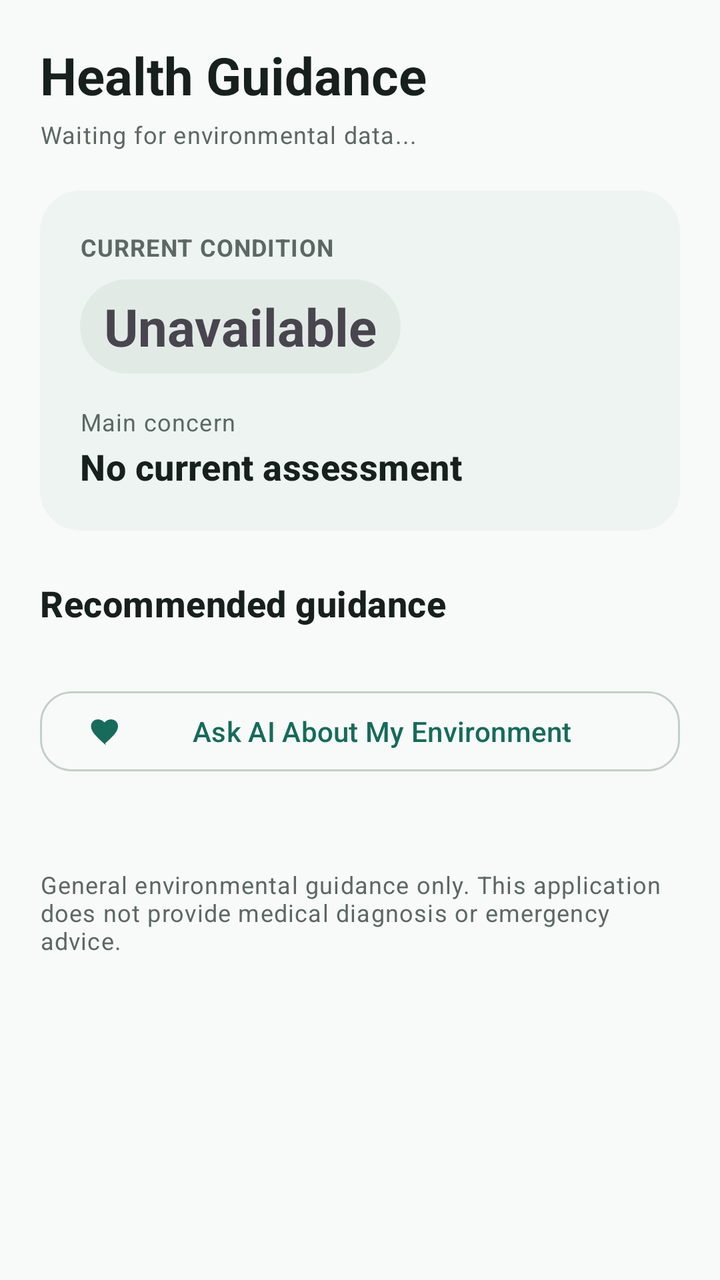
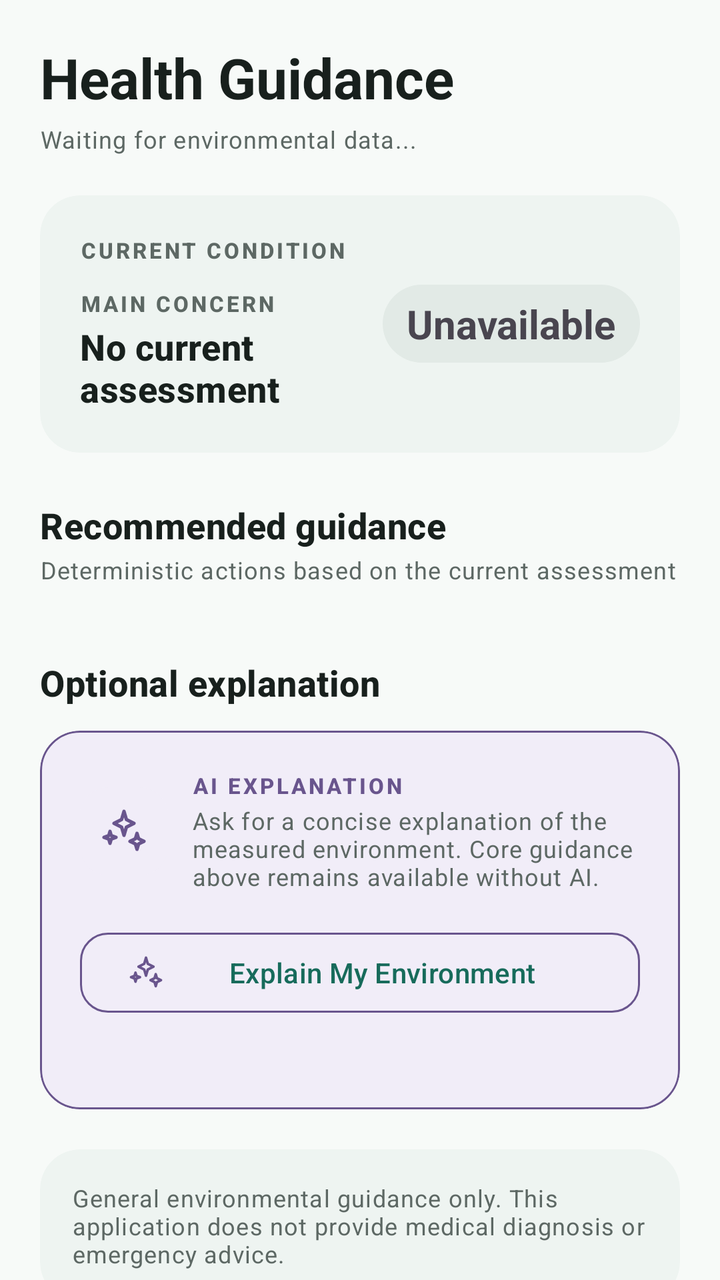

An Android layout rendered at two revisions. The XML below is the earlier revision; the diff shows what the commit changed to produce the second picture.
<!-- AndroidManifest.xml: application theme Theme.EnviroGuard -->
<!-- res/layout/fragment_guidance.xml -->
<?xml version="1.0" encoding="utf-8"?>
<androidx.core.widget.NestedScrollView
    xmlns:android="http://schemas.android.com/apk/res/android"
    xmlns:app="http://schemas.android.com/apk/res-auto"
    android:layout_width="match_parent"
    android:layout_height="match_parent"
    android:background="@color/ehm_background"
    android:clipToPadding="false">

    <LinearLayout
        android:layout_width="match_parent"
        android:layout_height="wrap_content"
        android:orientation="vertical"
        android:paddingStart="@dimen/page_padding"
        android:paddingTop="@dimen/space_20"
        android:paddingEnd="@dimen/page_padding"
        android:paddingBottom="104dp">

        <TextView android:layout_width="wrap_content" android:layout_height="wrap_content" android:text="Health Guidance" android:textAppearance="@style/TextAppearance.EHM.PageTitle" />
        <TextView android:id="@+id/tvGuidanceStatus" android:layout_width="match_parent" android:layout_height="wrap_content" android:layout_marginTop="@dimen/space_4" android:text="Waiting for environmental data..." android:textAppearance="@style/TextAppearance.EHM.Support" />

        <com.google.android.material.card.MaterialCardView
            style="@style/Widget.EHM.Card.Tonal"
            android:layout_width="match_parent"
            android:layout_height="wrap_content"
            android:layout_marginTop="@dimen/space_20">
            <LinearLayout android:layout_width="match_parent" android:layout_height="wrap_content" android:orientation="vertical" android:padding="@dimen/space_20">
                <TextView android:layout_width="wrap_content" android:layout_height="wrap_content" android:text="CURRENT CONDITION" android:textAppearance="@style/TextAppearance.EHM.Support" android:textStyle="bold" />
                <TextView android:id="@+id/tvGuidanceCondition" android:layout_width="wrap_content" android:layout_height="wrap_content" android:layout_marginTop="@dimen/space_8" android:background="@drawable/bg_condition_chip" android:text="Unavailable" android:textSize="26sp" android:textStyle="bold" />
                <TextView android:id="@+id/tvGuidanceConcernsLabel" android:layout_width="wrap_content" android:layout_height="wrap_content" android:layout_marginTop="@dimen/space_16" android:text="Main concern" android:textAppearance="@style/TextAppearance.EHM.Support" />
                <TextView android:id="@+id/tvGuidanceConcerns" android:layout_width="match_parent" android:layout_height="wrap_content" android:layout_marginTop="2dp" android:text="No current assessment" android:textAppearance="@style/TextAppearance.EHM.SectionTitle" />
            </LinearLayout>
        </com.google.android.material.card.MaterialCardView>

        <TextView android:layout_width="wrap_content" android:layout_height="wrap_content" android:layout_marginTop="@dimen/space_24" android:layout_marginBottom="@dimen/space_12" android:text="Recommended guidance" android:textAppearance="@style/TextAppearance.EHM.SectionTitle" />
        <LinearLayout android:id="@+id/guidanceContainer" android:layout_width="match_parent" android:layout_height="wrap_content" android:orientation="vertical" />

        <com.google.android.material.button.MaterialButton
            android:id="@+id/btnAskAi"
            style="@style/Widget.EHM.Button.Outlined"
            android:layout_width="match_parent"
            android:layout_height="wrap_content"
            android:layout_marginTop="@dimen/space_16"
            android:text="Ask AI About My Environment"
            app:icon="@drawable/ic_guidance" />

        <TextView android:id="@+id/tvAiStatus" android:layout_width="match_parent" android:layout_height="wrap_content" android:layout_marginTop="@dimen/space_8" android:gravity="center" android:text="" android:textAppearance="@style/TextAppearance.EHM.Support" />

        <com.google.android.material.progressindicator.CircularProgressIndicator
            android:id="@+id/aiLoading"
            android:layout_width="32dp"
            android:layout_height="32dp"
            android:layout_gravity="center_horizontal"
            android:layout_marginTop="@dimen/space_8"
            android:indeterminate="true"
            android:visibility="gone" />

        <com.google.android.material.card.MaterialCardView
            android:id="@+id/cardAiExplanation"
            style="@style/Widget.EHM.Card.Tonal"
            android:layout_width="match_parent"
            android:layout_height="wrap_content"
            android:layout_marginTop="@dimen/space_12"
            android:visibility="gone">
            <LinearLayout
                android:layout_width="match_parent"
                android:layout_height="wrap_content"
                android:orientation="vertical"
                android:padding="@dimen/space_20">
                <TextView
                    android:id="@+id/tvAiExplanationLabel"
                    android:layout_width="match_parent"
                    android:layout_height="wrap_content"
                    android:text="@string/ai_explanation_live_label"
                    android:textAppearance="@style/TextAppearance.EHM.Support"
                    android:textStyle="bold" />
                <TextView
                    android:id="@+id/tvAiExplanation"
                    android:layout_width="match_parent"
                    android:layout_height="wrap_content"
                    android:layout_marginTop="@dimen/space_8"
                    android:textAppearance="@style/TextAppearance.EHM.Body" />
            </LinearLayout>
        </com.google.android.material.card.MaterialCardView>

        <TextView android:layout_width="match_parent" android:layout_height="wrap_content" android:layout_marginTop="@dimen/space_20" android:text="General environmental guidance only. This application does not provide medical diagnosis or emergency advice." android:textAppearance="@style/TextAppearance.EHM.Support" />
    </LinearLayout>
</androidx.core.widget.NestedScrollView>
<!-- resources referenced by this layout -->
<resources>
  <!-- drawable ic_guidance (drawable) -->
  <vector xmlns:android="http://schemas.android.com/apk/res/android" android:width="24dp" android:height="24dp" android:viewportWidth="24" android:viewportHeight="24">
      <path android:fillColor="@color/ehm_on_surface_variant" android:pathData="M12,21.35l-1.45,-1.32C5.4,15.36 2,12.28 2,8.5A4.5,4.5 0,0 1,6.5 4c1.74,0 3.41,0.81 4.5,2.09A6.01,6.01 0,0 1,15.5 4A4.5,4.5 0,0 1,20 8.5c0,3.78 -3.4,6.86 -8.55,11.54z" />
  </vector>
  <style name="TextAppearance.EHM.PageTitle" parent="TextAppearance.Material3.HeadlineSmall">
          <item name="android:textSize">26sp</item>
          <item name="android:textColor">@color/ehm_on_surface</item>
          <item name="android:textStyle">bold</item>
      </style>
  <style name="Widget.EHM.Button.Outlined" parent="Widget.Material3.Button.OutlinedButton">
          <item name="cornerRadius">16dp</item>
          <item name="android:minHeight">48dp</item>
      </style>
  <style name="Widget.EHM.Card.Tonal" parent="Widget.EHM.Card">
          <item name="cardBackgroundColor">@color/ehm_surface_tonal</item>
      </style>
  <style name="Widget.EHM.Card" parent="Widget.Material3.CardView.Filled">
          <item name="cardCornerRadius">@dimen/card_radius</item>
          <item name="cardElevation">0dp</item>
          <item name="cardBackgroundColor">@color/ehm_surface</item>
          <item name="strokeColor">@color/ehm_outline</item>
          <item name="strokeWidth">0dp</item>
      </style>
  <style name="Base.Theme.EnviroGuard" parent="Theme.Material3.DayNight.NoActionBar">
          <item name="colorPrimary">@color/ehm_primary</item>
          <item name="colorOnPrimary">@color/ehm_on_primary</item>
          <item name="colorPrimaryContainer">@color/ehm_primary_container</item>
          <item name="colorOnPrimaryContainer">@color/ehm_on_primary_container</item>
          <item name="colorSecondary">@color/ehm_secondary</item>
          <item name="colorSurface">@color/ehm_surface</item>
          <item name="colorSurfaceVariant">@color/ehm_surface_variant</item>
          <item name="colorOnSurface">@color/ehm_on_surface</item>
          <item name="colorOnSurfaceVariant">@color/ehm_on_surface_variant</item>
          <item name="colorOutline">@color/ehm_outline</item>
          <item name="colorError">@color/ehm_error</item>
          <item name="android:colorBackground">@color/ehm_background</item>
          <item name="android:windowLightStatusBar">true</item>
          <item name="android:statusBarColor">@color/ehm_background</item>
          <item name="android:navigationBarColor">@color/ehm_surface</item>
      </style>
  <!-- unchanged entries left out for length: 27 -->
</resources>

<!-- the commit's change to res/layout/fragment_guidance.xml (unified diff, before → after) -->
@@ -1,88 +1,51 @@
 <?xml version="1.0" encoding="utf-8"?>
-<androidx.core.widget.NestedScrollView
-    xmlns:android="http://schemas.android.com/apk/res/android"
-    xmlns:app="http://schemas.android.com/apk/res-auto"
-    android:layout_width="match_parent"
-    android:layout_height="match_parent"
-    android:background="@color/ehm_background"
-    android:clipToPadding="false">
-
-    <LinearLayout
-        android:layout_width="match_parent"
-        android:layout_height="wrap_content"
-        android:orientation="vertical"
-        android:paddingStart="@dimen/page_padding"
-        android:paddingTop="@dimen/space_20"
-        android:paddingEnd="@dimen/page_padding"
-        android:paddingBottom="104dp">
-
+<androidx.core.widget.NestedScrollView xmlns:android="http://schemas.android.com/apk/res/android" xmlns:app="http://schemas.android.com/apk/res-auto" android:layout_width="match_parent" android:layout_height="match_parent" android:background="@color/ehm_background" android:clipToPadding="false">
+    <LinearLayout android:layout_width="match_parent" android:layout_height="wrap_content" android:orientation="vertical" android:paddingStart="@dimen/page_padding" android:paddingTop="@dimen/space_20" android:paddingEnd="@dimen/page_padding" android:paddingBottom="@dimen/space_24">
         <TextView android:layout_width="wrap_content" android:layout_height="wrap_content" android:text="Health Guidance" android:textAppearance="@style/TextAppearance.EHM.PageTitle" />
         <TextView android:id="@+id/tvGuidanceStatus" android:layout_width="match_parent" android:layout_height="wrap_content" android:layout_marginTop="@dimen/space_4" android:text="Waiting for environmental data..." android:textAppearance="@style/TextAppearance.EHM.Support" />
 
-        <com.google.android.material.card.MaterialCardView
-            style="@style/Widget.EHM.Card.Tonal"
-            android:layout_width="match_parent"
-            android:layout_height="wrap_content"
-            android:layout_marginTop="@dimen/space_20">
-            <LinearLayout android:layout_width="match_parent" android:layout_height="wrap_content" android:orientation="vertical" android:padding="@dimen/space_20">
-                <TextView android:layout_width="wrap_content" android:layout_height="wrap_content" android:text="CURRENT CONDITION" android:textAppearance="@style/TextAppearance.EHM.Support" android:textStyle="bold" />
-                <TextView android:id="@+id/tvGuidanceCondition" android:layout_width="wrap_content" android:layout_height="wrap_content" android:layout_marginTop="@dimen/space_8" android:background="@drawable/bg_condition_chip" android:text="Unavailable" android:textSize="26sp" android:textStyle="bold" />
-                <TextView android:id="@+id/tvGuidanceConcernsLabel" android:layout_width="wrap_content" android:layout_height="wrap_content" android:layout_marginTop="@dimen/space_16" android:text="Main concern" android:textAppearance="@style/TextAppearance.EHM.Support" />
-                <TextView android:id="@+id/tvGuidanceConcerns" android:layout_width="match_parent" android:layout_height="wrap_content" android:layout_marginTop="2dp" android:text="No current assessment" android:textAppearance="@style/TextAppearance.EHM.SectionTitle" />
+        <com.google.android.material.card.MaterialCardView style="@style/Widget.EHM.Card.Tonal" android:layout_width="match_parent" android:layout_height="wrap_content" android:layout_marginTop="@dimen/space_20">
+            <LinearLayout android:layout_width="match_parent" android:layout_height="wrap_content" android:orientation="vertical" android:padding="@dimen/card_padding_large">
+                <LinearLayout android:layout_width="match_parent" android:layout_height="wrap_content" android:gravity="center_vertical" android:orientation="horizontal">
+                    <LinearLayout android:layout_width="0dp" android:layout_height="wrap_content" android:layout_weight="1" android:orientation="vertical">
+                        <TextView android:layout_width="wrap_content" android:layout_height="wrap_content" android:text="CURRENT CONDITION" android:textAppearance="@style/TextAppearance.EHM.Eyebrow" />
+                        <TextView android:id="@+id/tvGuidanceConcernsLabel" android:layout_width="wrap_content" android:layout_height="wrap_content" android:layout_marginTop="@dimen/space_12" android:text="MAIN CONCERN" android:textAppearance="@style/TextAppearance.EHM.Eyebrow" />
+                        <TextView android:id="@+id/tvGuidanceConcerns" android:layout_width="match_parent" android:layout_height="wrap_content" android:layout_marginTop="2dp" android:text="No current assessment" android:textAppearance="@style/TextAppearance.EHM.SectionTitle" />
+                    </LinearLayout>
+                    <TextView android:id="@+id/tvGuidanceCondition" android:layout_width="wrap_content" android:layout_height="wrap_content" android:layout_marginStart="@dimen/space_12" android:background="@drawable/bg_condition_chip" android:text="Unavailable" android:textSize="20sp" android:textStyle="bold" />
+                </LinearLayout>
             </LinearLayout>
         </com.google.android.material.card.MaterialCardView>
 
-        <TextView android:layout_width="wrap_content" android:layout_height="wrap_content" android:layout_marginTop="@dimen/space_24" android:layout_marginBottom="@dimen/space_12" android:text="Recommended guidance" android:textAppearance="@style/TextAppearance.EHM.SectionTitle" />
+        <TextView android:layout_width="wrap_content" android:layout_height="wrap_content" android:layout_marginTop="@dimen/space_24" android:text="Recommended guidance" android:textAppearance="@style/TextAppearance.EHM.SectionTitle" />
+        <TextView android:layout_width="wrap_content" android:layout_height="wrap_content" android:layout_marginTop="2dp" android:layout_marginBottom="@dimen/space_12" android:text="Deterministic actions based on the current assessment" android:textAppearance="@style/TextAppearance.EHM.Support" />
         <LinearLayout android:id="@+id/guidanceContainer" android:layout_width="match_parent" android:layout_height="wrap_content" android:orientation="vertical" />
 
-        <com.google.android.material.button.MaterialButton
-            android:id="@+id/btnAskAi"
-            style="@style/Widget.EHM.Button.Outlined"
-            android:layout_width="match_parent"
-            android:layout_height="wrap_content"
-            android:layout_marginTop="@dimen/space_16"
-            android:text="Ask AI About My Environment"
-            app:icon="@drawable/ic_guidance" />
-
-        <TextView android:id="@+id/tvAiStatus" android:layout_width="match_parent" android:layout_height="wrap_content" android:layout_marginTop="@dimen/space_8" android:gravity="center" android:text="" android:textAppearance="@style/TextAppearance.EHM.Support" />
-
-        <com.google.android.material.progressindicator.CircularProgressIndicator
-            android:id="@+id/aiLoading"
-            android:layout_width="32dp"
-            android:layout_height="32dp"
-            android:layout_gravity="center_horizontal"
-            android:layout_marginTop="@dimen/space_8"
-            android:indeterminate="true"
-            android:visibility="gone" />
-
-        <com.google.android.material.card.MaterialCardView
-            android:id="@+id/cardAiExplanation"
-            style="@style/Widget.EHM.Card.Tonal"
-            android:layout_width="match_parent"
-            android:layout_height="wrap_content"
-            android:layout_marginTop="@dimen/space_12"
-            android:visibility="gone">
-            <LinearLayout
-                android:layout_width="match_parent"
-                android:layout_height="wrap_content"
-                android:orientation="vertical"
-                android:padding="@dimen/space_20">
-                <TextView
-                    android:id="@+id/tvAiExplanationLabel"
-                    android:layout_width="match_parent"
-                    android:layout_height="wrap_content"
-                    android:text="@string/ai_explanation_live_label"
-                    android:textAppearance="@style/TextAppearance.EHM.Support"
-                    android:textStyle="bold" />
-                <TextView
-                    android:id="@+id/tvAiExplanation"
-                    android:layout_width="match_parent"
-                    android:layout_height="wrap_content"
-                    android:layout_marginTop="@dimen/space_8"
-                    android:textAppearance="@style/TextAppearance.EHM.Body" />
+        <TextView android:layout_width="wrap_content" android:layout_height="wrap_content" android:layout_marginTop="@dimen/space_24" android:text="Optional explanation" android:textAppearance="@style/TextAppearance.EHM.SectionTitle" />
+        <com.google.android.material.card.MaterialCardView style="@style/Widget.EHM.Card.Ai" android:layout_width="match_parent" android:layout_height="wrap_content" android:layout_marginTop="@dimen/space_12">
+            <LinearLayout android:layout_width="match_parent" android:layout_height="wrap_content" android:orientation="vertical" android:padding="@dimen/card_padding_large">
+                <LinearLayout android:layout_width="match_parent" android:layout_height="wrap_content" android:gravity="center_vertical" android:orientation="horizontal">
+                    <ImageView android:layout_width="@dimen/icon_container_size" android:layout_height="@dimen/icon_container_size" android:background="@drawable/bg_icon_container" android:backgroundTint="@color/ehm_ai_container" android:contentDescription="AI explanation" android:padding="10dp" android:src="@drawable/ic_spark" />
+                    <LinearLayout android:layout_width="0dp" android:layout_height="wrap_content" android:layout_marginStart="@dimen/space_12" android:layout_weight="1" android:orientation="vertical">
+                        <TextView android:layout_width="wrap_content" android:layout_height="wrap_content" android:text="AI EXPLANATION" android:textAppearance="@style/TextAppearance.EHM.Eyebrow" android:textColor="@color/ehm_ai_accent" />
+                        <TextView android:layout_width="match_parent" android:layout_height="wrap_content" android:layout_marginTop="2dp" android:text="Ask for a concise explanation of the measured environment. Core guidance above remains available without AI." android:textAppearance="@style/TextAppearance.EHM.Support" />
+                    </LinearLayout>
+                </LinearLayout>
+                <com.google.android.material.button.MaterialButton android:id="@+id/btnAskAi" style="@style/Widget.EHM.Button.Outlined" android:layout_width="match_parent" android:layout_height="wrap_content" android:layout_marginTop="@dimen/space_16" android:text="Explain My Environment" app:icon="@drawable/ic_spark" app:iconTint="@color/ehm_ai_accent" app:strokeColor="@color/ehm_ai_accent" />
+                <TextView android:id="@+id/tvAiStatus" android:layout_width="match_parent" android:layout_height="wrap_content" android:layout_marginTop="@dimen/space_8" android:gravity="center" android:text="" android:textAppearance="@style/TextAppearance.EHM.Support" />
+                <com.google.android.material.progressindicator.CircularProgressIndicator android:id="@+id/aiLoading" android:layout_width="32dp" android:layout_height="32dp" android:layout_gravity="center_horizontal" android:layout_marginTop="@dimen/space_8" android:indeterminate="true" android:visibility="gone" app:indicatorColor="@color/ehm_ai_accent" />
             </LinearLayout>
         </com.google.android.material.card.MaterialCardView>
 
-        <TextView android:layout_width="match_parent" android:layout_height="wrap_content" android:layout_marginTop="@dimen/space_20" android:text="General environmental guidance only. This application does not provide medical diagnosis or emergency advice." android:textAppearance="@style/TextAppearance.EHM.Support" />
+        <com.google.android.material.card.MaterialCardView android:id="@+id/cardAiExplanation" style="@style/Widget.EHM.Card.Ai" android:layout_width="match_parent" android:layout_height="wrap_content" android:layout_marginTop="@dimen/space_12" android:visibility="gone">
+            <LinearLayout android:layout_width="match_parent" android:layout_height="wrap_content" android:orientation="vertical" android:padding="@dimen/card_padding_large">
+                <TextView android:id="@+id/tvAiExplanationLabel" android:layout_width="match_parent" android:layout_height="wrap_content" android:text="@string/ai_explanation_live_label" android:textAppearance="@style/TextAppearance.EHM.Eyebrow" android:textColor="@color/ehm_ai_accent" />
+                <TextView android:id="@+id/tvAiExplanation" android:layout_width="match_parent" android:layout_height="wrap_content" android:layout_marginTop="@dimen/space_8" android:textAppearance="@style/TextAppearance.EHM.Body" />
+            </LinearLayout>
+        </com.google.android.material.card.MaterialCardView>
+
+        <com.google.android.material.card.MaterialCardView style="@style/Widget.EHM.Card.Tonal" android:layout_width="match_parent" android:layout_height="wrap_content" android:layout_marginTop="@dimen/space_20">
+            <TextView android:layout_width="match_parent" android:layout_height="wrap_content" android:padding="@dimen/card_padding" android:text="General environmental guidance only. This application does not provide medical diagnosis or emergency advice." android:textAppearance="@style/TextAppearance.EHM.Support" />
+        </com.google.android.material.card.MaterialCardView>
     </LinearLayout>
 </androidx.core.widget.NestedScrollView>
<!-- resource entries referenced after the edit -->
@@ -1,27 +1,53 @@
 <!-- resources referenced by this layout -->
 <resources>
-  <!-- drawable ic_guidance (drawable) -->
+  <color name="ehm_ai_accent">#69558D</color>
+  <color name="ehm_ai_container">#F1EDF8</color>
+  <dimen name="card_padding">16dp</dimen>
+  <dimen name="card_padding_large">20dp</dimen>
+  <dimen name="icon_container_size">44dp</dimen>
+  <!-- drawable bg_icon_container (drawable) -->
+  <?xml version="1.0" encoding="utf-8"?>
+  <shape xmlns:android="http://schemas.android.com/apk/res/android" android:shape="rectangle">
+      <solid android:color="@color/ehm_icon_container" />
+      <corners android:radius="14dp" />
+  </shape>
+  <!-- drawable ic_spark (drawable) -->
   <vector xmlns:android="http://schemas.android.com/apk/res/android" android:width="24dp" android:height="24dp" android:viewportWidth="24" android:viewportHeight="24">
-      <path android:fillColor="@color/ehm_on_surface_variant" android:pathData="M12,21.35l-1.45,-1.32C5.4,15.36 2,12.28 2,8.5A4.5,4.5 0,0 1,6.5 4c1.74,0 3.41,0.81 4.5,2.09A6.01,6.01 0,0 1,15.5 4A4.5,4.5 0,0 1,20 8.5c0,3.78 -3.4,6.86 -8.55,11.54z" />
+      <path android:fillColor="@android:color/transparent" android:pathData="M12,2l1.2,4.1L17,8l-3.8,1.9L12,14l-1.2,-4.1L7,8l3.8,-1.9L12,2zM18.5,13l0.8,2.7L22,17l-2.7,1.3L18.5,21l-0.8,-2.7L15,17l2.7,-1.3L18.5,13zM5,12l0.6,2.1L8,15l-2.4,0.9L5,18l-0.6,-2.1L2,15l2.4,-0.9L5,12z" android:strokeColor="@color/ehm_ai_accent" android:strokeLineCap="round" android:strokeLineJoin="round" android:strokeWidth="1.7" />
   </vector>
+  <style name="TextAppearance.EHM.Eyebrow" parent="TextAppearance.Material3.LabelSmall">
+          <item name="android:textSize">11sp</item>
+          <item name="android:textStyle">bold</item>
+          <item name="android:letterSpacing">0.12</item>
+          <item name="android:textColor">@color/ehm_on_surface_variant</item>
+      </style>
   <style name="TextAppearance.EHM.PageTitle" parent="TextAppearance.Material3.HeadlineSmall">
-          <item name="android:textSize">26sp</item>
+          <item name="android:textSize">28sp</item>
           <item name="android:textColor">@color/ehm_on_surface</item>
           <item name="android:textStyle">bold</item>
       </style>
   <style name="Widget.EHM.Button.Outlined" parent="Widget.Material3.Button.OutlinedButton">
-          <item name="cornerRadius">16dp</item>
+          <item name="cornerRadius">@dimen/control_radius</item>
           <item name="android:minHeight">48dp</item>
+      </style>
+  <style name="Widget.EHM.Card.Ai" parent="Widget.EHM.Card">
+          <item name="cardBackgroundColor">@color/ehm_ai_container</item>
+          <item name="cardElevation">0dp</item>
+          <item name="strokeColor">@color/ehm_ai_accent</item>
       </style>
   <style name="Widget.EHM.Card.Tonal" parent="Widget.EHM.Card">
           <item name="cardBackgroundColor">@color/ehm_surface_tonal</item>
+          <item name="cardElevation">0dp</item>
+          <item name="strokeWidth">0dp</item>
       </style>
+  <color name="ehm_icon_container">#DDF0E9</color>
+  <dimen name="control_radius">14dp</dimen>
   <style name="Widget.EHM.Card" parent="Widget.Material3.CardView.Filled">
           <item name="cardCornerRadius">@dimen/card_radius</item>
-          <item name="cardElevation">0dp</item>
+          <item name="cardElevation">1dp</item>
           <item name="cardBackgroundColor">@color/ehm_surface</item>
           <item name="strokeColor">@color/ehm_outline</item>
-          <item name="strokeWidth">0dp</item>
+          <item name="strokeWidth">1dp</item>
       </style>
   <style name="Base.Theme.EnviroGuard" parent="Theme.Material3.DayNight.NoActionBar">
           <item name="colorPrimary">@color/ehm_primary</item>
@@ -38,7 +64,7 @@
           <item name="android:colorBackground">@color/ehm_background</item>
           <item name="android:windowLightStatusBar">true</item>
           <item name="android:statusBarColor">@color/ehm_background</item>
-          <item name="android:navigationBarColor">@color/ehm_surface</item>
+          <item name="android:navigationBarColor">@color/ehm_background</item>
       </style>
   <!-- unchanged entries left out for length: 27 -->
 </resources>
